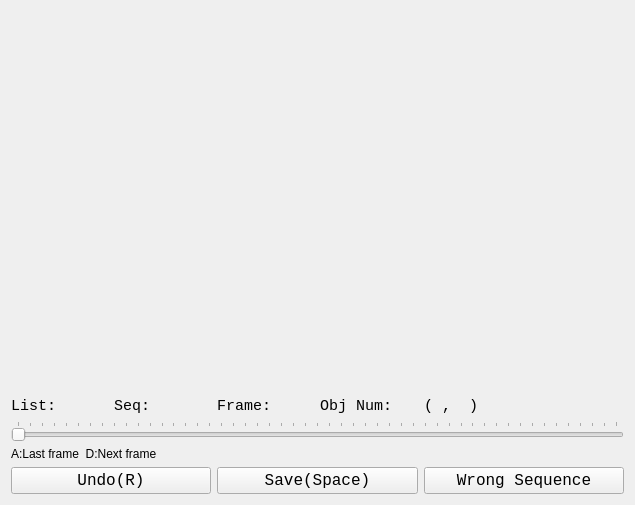
First picture: the form in scribble_collector_UI.ui, repository ShenhanQian/inital-scribble-collector, before the edit.
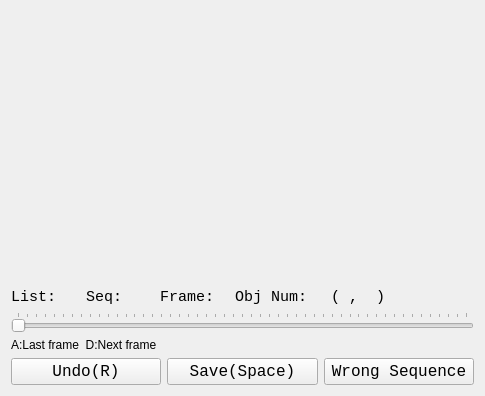
Second picture: the form after the edit.

Commit message: Adjust window default size

Diff of the .ui file:
```diff
--- a/scribble_collector_UI.ui
+++ b/scribble_collector_UI.ui
@@ -6,8 +6,8 @@
    <rect>
     <x>0</x>
     <y>0</y>
-    <width>635</width>
-    <height>505</height>
+    <width>485</width>
+    <height>396</height>
    </rect>
   </property>
   <property name="sizePolicy">
```
The commit also changes 1 other file.
